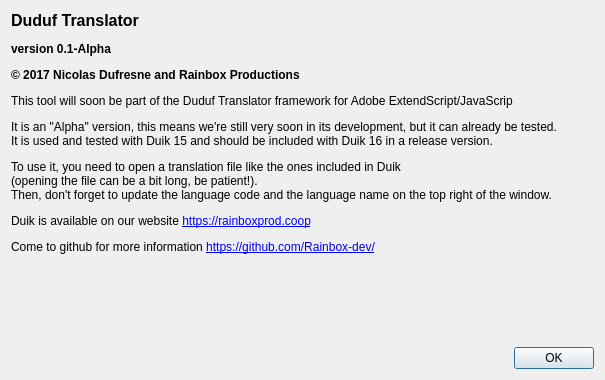
Before: the Qt Designer form src/aboutdialog.ui in RxLaboratory/DuTF, drawn with Qt 5.
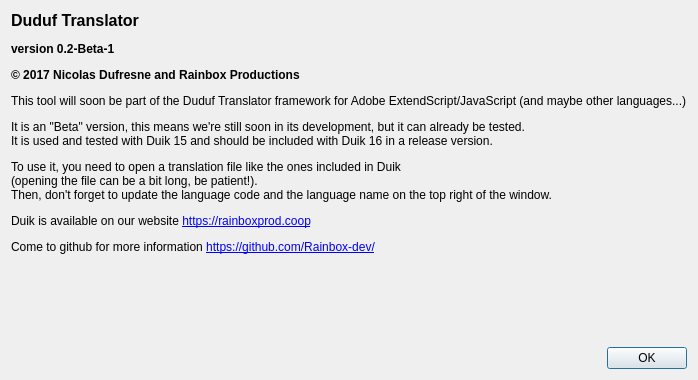
After: the same form once the commit is applied.

Commit message: updated about text

What changed in the file:
```diff
--- a/src/aboutdialog.ui
+++ b/src/aboutdialog.ui
@@ -17,7 +17,7 @@
    <item>
     <widget class="QLabel" name="label">
      <property name="text">
-      <string>&lt;html&gt;&lt;head/&gt;&lt;body&gt;&lt;p&gt;&lt;span style=&quot; font-size:12pt; font-weight:600;&quot;&gt;Duduf Translator&lt;/span&gt;&lt;/p&gt;&lt;p&gt;&lt;span style=&quot; font-weight:600;&quot;&gt;version 0.1-Alpha&lt;/span&gt;&lt;/p&gt;&lt;p&gt;&lt;span style=&quot; font-weight:600;&quot;&gt;© 2017 Nicolas Dufresne and Rainbox Productions&lt;/span&gt;&lt;/p&gt;&lt;p&gt;This tool will soon be part of the Duduf Translator framework for Adobe ExtendScript/JavaScrip&lt;/p&gt;&lt;p&gt;It is an &amp;quot;Alpha&amp;quot; version, this means we're still very soon in its development, but it can already be tested.&lt;br/&gt;It is used and tested with Duik 15 and should be included with Duik 16 in a release version.&lt;/p&gt;&lt;p&gt;To use it, you need to open a translation file like the ones included in Duik&lt;br/&gt;(opening the file can be a bit long, be patient!).&lt;br/&gt;Then, don't forget to update the language code and the language name on the top right of the window.&lt;/p&gt;&lt;p&gt;Duik is available on our website &lt;a href=&quot;https://rainboxprod.coop&quot;&gt;&lt;span style=&quot; text-decoration: underline; color:#0000ff;&quot;&gt;https://rainboxprod.coop&lt;/span&gt;&lt;/a&gt;&lt;/p&gt;&lt;p&gt;Come to github for more information &lt;a href=&quot;https://github.com/Rainbox-dev/&quot;&gt;&lt;span style=&quot; text-decoration: underline; color:#0000ff;&quot;&gt;https://github.com/Rainbox-dev/&lt;/span&gt;&lt;/a&gt;&lt;/p&gt;&lt;/body&gt;&lt;/html&gt;</string>
+      <string>&lt;html&gt;&lt;head/&gt;&lt;body&gt;&lt;p&gt;&lt;span style=&quot; font-size:12pt; font-weight:600;&quot;&gt;Duduf Translator&lt;/span&gt;&lt;/p&gt;&lt;p&gt;&lt;span style=&quot; font-weight:600;&quot;&gt;version 0.2-Beta-1&lt;/span&gt;&lt;/p&gt;&lt;p&gt;&lt;span style=&quot; font-weight:600;&quot;&gt;© 2017 Nicolas Dufresne and Rainbox Productions&lt;/span&gt;&lt;/p&gt;&lt;p&gt;This tool will soon be part of the Duduf Translator framework for Adobe ExtendScript/JavaScript (and maybe other languages...)&lt;/p&gt;&lt;p&gt;It is an &amp;quot;Beta&amp;quot; version, this means we're still soon in its development, but it can already be tested.&lt;br/&gt;It is used and tested with Duik 15 and should be included with Duik 16 in a release version.&lt;/p&gt;&lt;p&gt;To use it, you need to open a translation file like the ones included in Duik&lt;br/&gt;(opening the file can be a bit long, be patient!).&lt;br/&gt;Then, don't forget to update the language code and the language name on the top right of the window.&lt;/p&gt;&lt;p&gt;Duik is available on our website &lt;a href=&quot;https://rainboxprod.coop&quot;&gt;&lt;span style=&quot; text-decoration: underline; color:#0000ff;&quot;&gt;https://rainboxprod.coop&lt;/span&gt;&lt;/a&gt;&lt;/p&gt;&lt;p&gt;Come to github for more information &lt;a href=&quot;https://github.com/Rainbox-dev/&quot;&gt;&lt;span style=&quot; text-decoration: underline; color:#0000ff;&quot;&gt;https://github.com/Rainbox-dev/&lt;/span&gt;&lt;/a&gt;&lt;/p&gt;&lt;/body&gt;&lt;/html&gt;</string>
      </property>
      <property name="alignment">
       <set>Qt::AlignLeading|Qt::AlignLeft|Qt::AlignTop</set>
```
